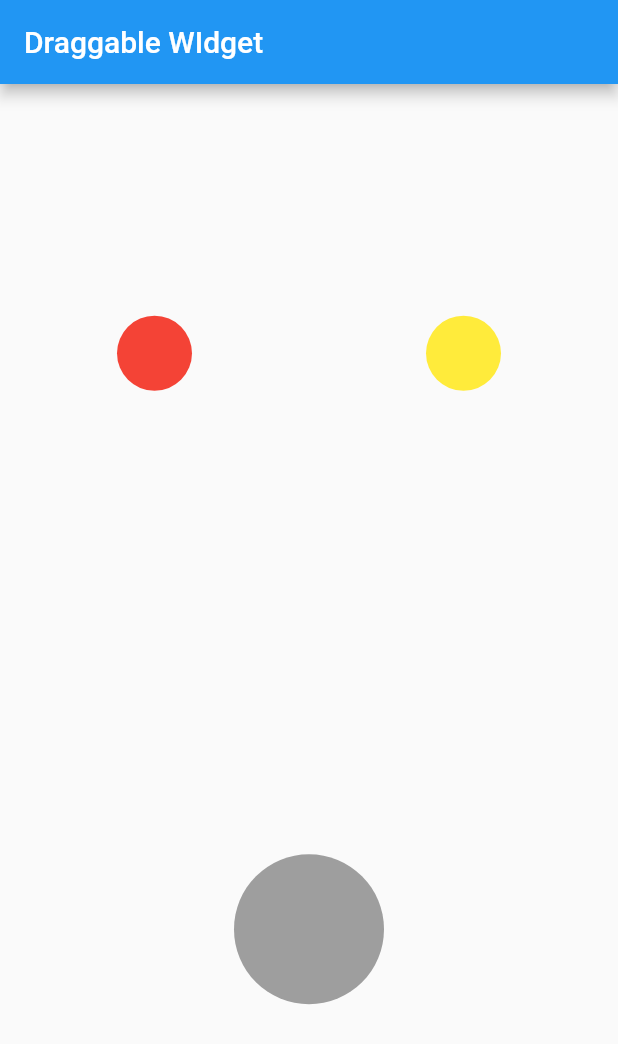
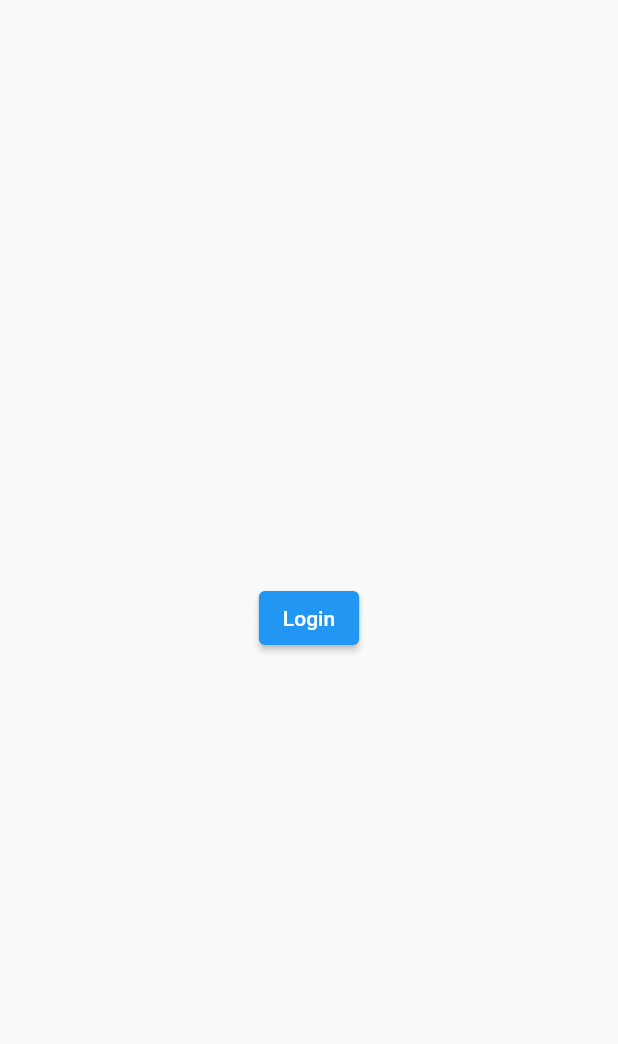
Before and after one commit to adityaramadhani050/belajar-flutter, a Flutter app: the screen it shows after launch, on a phone screen of 412 x 824 dp. Shown: the top 1044 px of the screen. Run offline on Flutter 3.47's test engine with Material 2 defaults, Android fonts, the phone set to English and light mode, and no system bars.

Commit message:
Navigaton screen or page using navigator

```diff
--- a/my_tutorial_application/lib/main.dart
+++ b/my_tutorial_application/lib/main.dart
@@ -1,118 +1,19 @@
 import 'package:flutter/cupertino.dart';
 import 'package:flutter/material.dart';
 import 'package:flutter/widgets.dart';
+import 'package:my_tutorial_application/screens/login_screen.dart';
 
 void main() {
   runApp(const MyApp());
 }
 
-class MyApp extends StatefulWidget {
+class MyApp extends StatelessWidget {
   const MyApp({Key? key}) : super(key: key);
 
   @override
-  State<MyApp> createState() => _MyAppState();
-}
-
-class _MyAppState extends State<MyApp> {
-  Color _targetColor = Colors.grey;
-  bool _isAccepted = false;
-
-  @override
   Widget build(BuildContext context) {
-    return MaterialApp(
-      home: Scaffold(
-        appBar: AppBar(title: const Text('Draggable WIdget')),
-        body: Column(
-          mainAxisAlignment: MainAxisAlignment.spaceAround,
-          children: [
-            Row(
-              mainAxisAlignment: MainAxisAlignment.spaceAround,
-              children: [
-                Draggable<Color>(
-                  data: Colors.red,
-                  feedback: SizedBox(
-                    width: 50,
-                    height: 50,
-                    child: Material(
-                      color: Colors.red.withOpacity(0.5),
-                      shape: const StadiumBorder(),
-                    ),
-                  ),
-                  child: const SizedBox(
-                    width: 50,
-                    height: 50,
-                    child: Material(
-                      color: Colors.red,
-                      shape: StadiumBorder(),
-                    ),
-                  ),
-                  childWhenDragging: const SizedBox(
-                    width: 50,
-                    height: 50,
-                    child: Material(
-                      color: Colors.grey,
-                      shape: StadiumBorder(),
-                    ),
-                  ),
-                ),
-                Draggable<Color>(
-                  data: Colors.yellow,
-                  child: const SizedBox(
-                    width: 50,
-                    height: 50,
-                    child: Material(
-                      color: Colors.yellow,
-                      shape: StadiumBorder(),
-                    ),
-                  ),
-                  feedback: SizedBox(
-                    width: 50,
-                    height: 50,
-                    child: Material(
-                      color: Colors.yellow.withOpacity(0.5),
-                      shape: const StadiumBorder(),
-                    ),
-                  ),
-                  childWhenDragging: const SizedBox(
-                    width: 50,
-                    height: 50,
-                    child: Material(
-                      color: Colors.grey,
-                      shape: StadiumBorder(),
-                    ),
-                  ),
-                ),
-              ],
-            ),
-            DragTarget<Color>(
-              onWillAccept: (value) => true,
-              onAccept: (value) {
-                _isAccepted = true;
-                _targetColor = value;
-              },
-              builder: (context, candidates, rejected) {
-                return (_isAccepted)
-                    ? SizedBox(
-                        width: 100,
-                        height: 100,
-                        child: Material(
-                          color: _targetColor,
-                          shape: const StadiumBorder(),
-                        ),
-                      )
-                    : const SizedBox(
-                        width: 100,
-                        height: 100,
-                        child: Material(
-                          color: Colors.grey,
-                          shape: StadiumBorder(),
-                        ),
-                      );
-              },
-            ),
-          ],
-        ),
-      ),
+    return const MaterialApp(
+      home: LoginScreen(),
     );
   }
 }
--- /dev/null
+++ b/my_tutorial_application/lib/screens/detail_screen.dart
@@ -0,0 +1,20 @@
+import 'package:flutter/material.dart';
+
+class DetailScreen extends StatelessWidget {
+  const DetailScreen({Key? key}) : super(key: key);
+
+  @override
+  Widget build(BuildContext context) {
+    return Scaffold(
+      appBar: AppBar(title: const Text('Detail Screen')),
+      body: Center(
+        child: ElevatedButton(
+          onPressed: () {
+            Navigator.pop(context);
+          },
+          child: const Text('Back'),
+        ),
+      ),
+    );
+  }
+}
--- /dev/null
+++ b/my_tutorial_application/lib/screens/home_screen.dart
@@ -0,0 +1,22 @@
+import 'package:flutter/material.dart';
+import 'package:my_tutorial_application/screens/detail_screen.dart';
+
+class HomeScreen extends StatelessWidget {
+  const HomeScreen({Key? key}) : super(key: key);
+
+  @override
+  Widget build(BuildContext context) {
+    return Scaffold(
+      appBar: AppBar(title: const Text('Home Screen')),
+      body: Center(
+        child: ElevatedButton(
+          onPressed: () {
+            Navigator.push(context,
+                MaterialPageRoute(builder: (context) => const DetailScreen()));
+          },
+          child: const Text('Detail Screen'),
+        ),
+      ),
+    );
+  }
+}
--- /dev/null
+++ b/my_tutorial_application/lib/screens/login_screen.dart
@@ -0,0 +1,23 @@
+import 'package:flutter/material.dart';
+import 'package:my_tutorial_application/screens/home_screen.dart';
+
+class LoginScreen extends StatelessWidget {
+  const LoginScreen({Key? key}) : super(key: key);
+
+  @override
+  Widget build(BuildContext context) {
+    return Scaffold(
+      body: SafeArea(
+        child: Center(
+          child: ElevatedButton(
+            onPressed: () {
+              Navigator.pushReplacement(context,
+                  MaterialPageRoute(builder: (context) => const HomeScreen()));
+            },
+            child: const Text('Login'),
+          ),
+        ),
+      ),
+    );
+  }
+}
```
